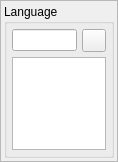
Qt form ui/translationwidget.ui (huseyinkozan/PiSiDo) before a commit.
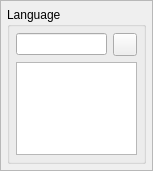
The same form after that commit. Icons and pictures are not drawn.

Patch:
```diff
--- a/ui/translationwidget.ui
+++ b/ui/translationwidget.ui
@@ -6,8 +6,8 @@
    <rect>
     <x>0</x>
     <y>0</y>
-    <width>118</width>
-    <height>162</height>
+    <width>153</width>
+    <height>171</height>
    </rect>
   </property>
   <property name="windowTitle">
@@ -30,10 +30,10 @@
      </property>
      <layout class="QVBoxLayout" name="verticalLayout_2">
       <property name="spacing">
-       <number>3</number>
+       <number>6</number>
       </property>
       <property name="margin">
-       <number>3</number>
+       <number>6</number>
       </property>
       <item>
        <widget class="QGroupBox" name="gb_language">
@@ -42,10 +42,10 @@
         </property>
         <layout class="QGridLayout" name="gridLayout">
          <property name="margin">
-          <number>5</number>
+          <number>6</number>
          </property>
          <property name="spacing">
-          <number>5</number>
+          <number>6</number>
          </property>
          <item row="0" column="0">
           <widget class="QLineEdit" name="le_summary"/>
```
Left out of the diff: 4 changed lines with no effect on the pictures.
